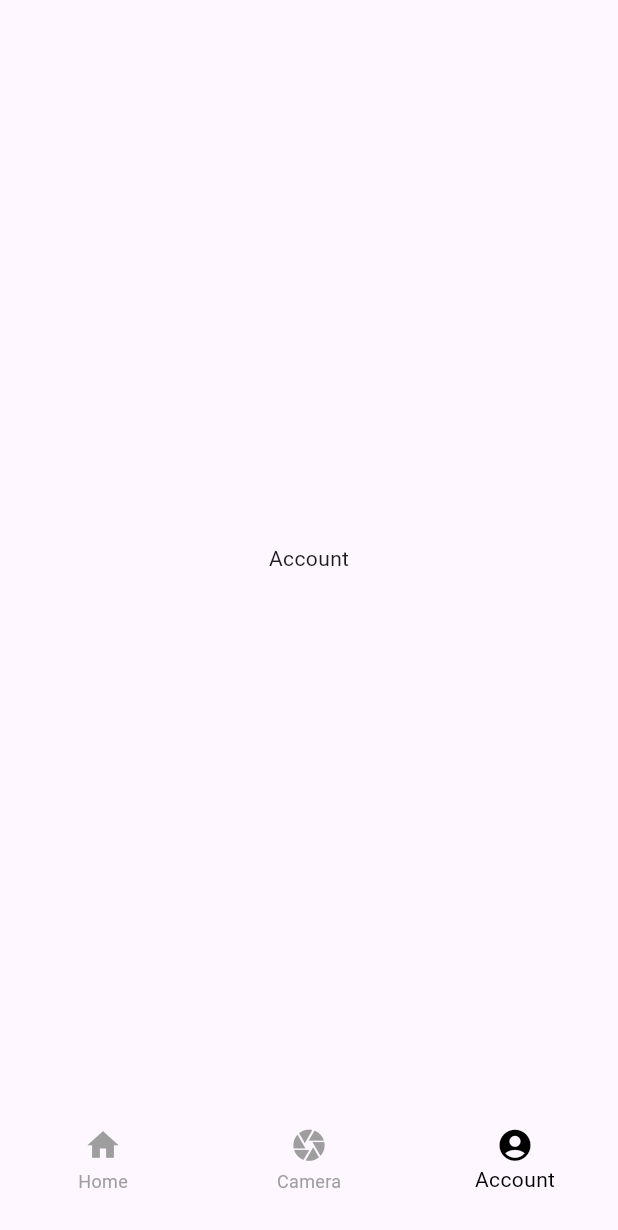
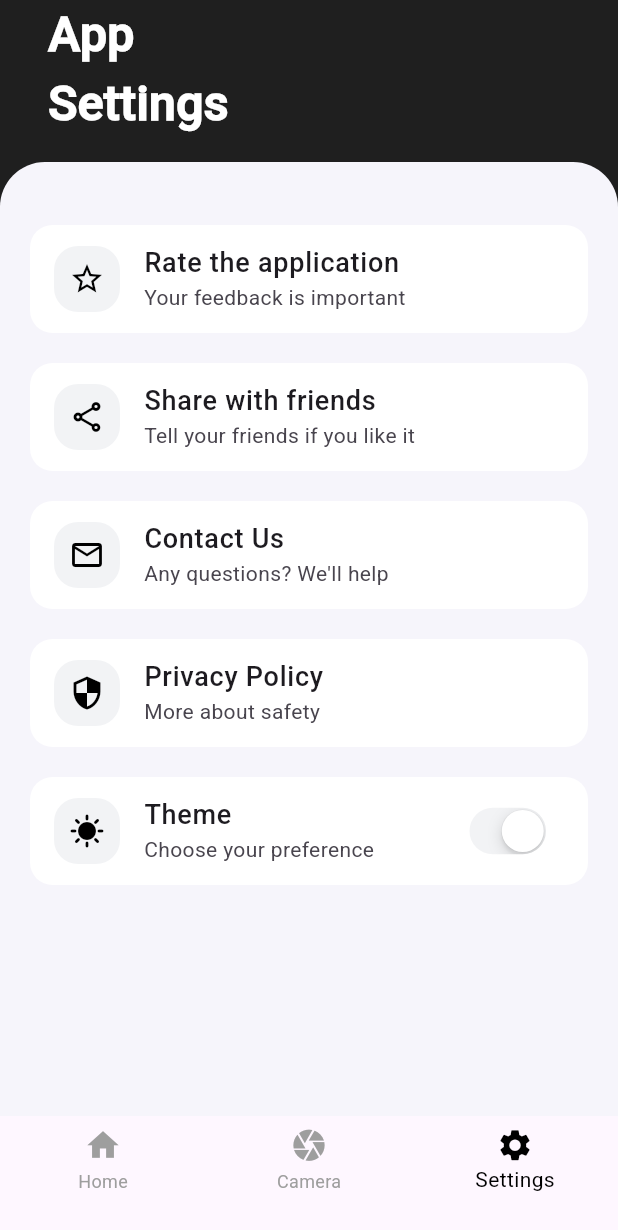
Before and after one commit to faizandarwesh/SnapWalls, a Flutter app: the screen it shows after launch, item 3 of the bottom bar chosen, on a phone screen of 412 x 824 dp. Shown: the top 1230 px of the screen. Run offline on Flutter 3.47's test engine with Material 3 defaults, Android fonts, the phone set to English and light mode, and no system bars; our stand-ins replace cached_network_image, camera, dio, flutter_dotenv, google_mobile_ads, permission_handler; missing offline and left inert: flutter_downloader; network calls fail.

Commit message:
Add settings screen and fonts

```diff
--- a/lib/pages/account_screen.dart
+++ /dev/null
@@ -1,12 +0,0 @@
-import 'package:flutter/material.dart';
-
-class AccountScreen extends StatelessWidget {
-  const AccountScreen({super.key});
-
-  @override
-  Widget build(BuildContext context) {
-    return const Scaffold(
-      body: Center(child: Text("Account"),),
-    );
-  }
-}
--- a/lib/pages/landing_screen.dart
+++ b/lib/pages/landing_screen.dart
@@ -1,5 +1,5 @@
 import 'package:flutter/material.dart';
-import 'package:snap_walls/pages/account_screen.dart';
+import 'package:snap_walls/pages/settings_screen.dart';
 import 'package:snap_walls/pages/home_screen.dart';
 import '../camera/ui/take_photo_screen.dart';
 
@@ -24,7 +24,7 @@ class _LandingScreenState extends State<LandingScreen> {
         isScrolling: isScrolling,
       ),
       const TakePhotoScreen(),
-      const AccountScreen()
+      const SettingsScreen()
     ];
   }
 
@@ -64,8 +64,8 @@ class _LandingScreenState extends State<LandingScreen> {
                   BottomNavigationBarItem(
                       icon: Icon(Icons.camera), label: "Camera"),
                   BottomNavigationBarItem(
-                      icon: Icon(Icons.account_circle_rounded),
-                      label: "Account"),
+                      icon: Icon(Icons.settings),
+                      label: "Settings"),
                 ])
           ],
         ),
--- /dev/null
+++ b/lib/pages/settings_screen.dart
@@ -0,0 +1,114 @@
+import 'package:flutter/cupertino.dart';
+import 'package:flutter/material.dart';
+
+class SettingsScreen extends StatelessWidget {
+  const SettingsScreen({super.key});
+
+  @override
+  Widget build(BuildContext context) {
+    return Scaffold(
+      backgroundColor: const Color(0xff1f1f1f),
+      body: SafeArea(
+        child: Column(
+          crossAxisAlignment: CrossAxisAlignment.start,
+          children: [
+            const Padding(
+              padding: EdgeInsets.symmetric(horizontal: 32),
+              child: Text(
+                'App',
+                textAlign: TextAlign.start,
+                style: TextStyle(
+                  fontSize: 32,
+                  fontWeight: FontWeight.bold,
+                  color: Colors.white,
+                ),
+              ),
+            ),
+            const Padding(
+              padding: EdgeInsets.symmetric(horizontal: 32),
+              child: Text(
+                'Settings',
+                textAlign: TextAlign.start,
+                style: TextStyle(
+                  fontSize: 32,
+                  fontWeight: FontWeight.bold,
+                  color: Colors.white,
+                ),
+              ),
+            ),
+            const SizedBox(
+              height: 16,
+            ),
+            Expanded(
+              child: Container(
+                decoration: const BoxDecoration(
+                  color: Color(0xfff6f5fb),
+                  borderRadius: BorderRadius.only(
+                    topLeft: Radius.circular(30),
+                    topRight: Radius.circular(30),
+                  ),
+                ),
+                child: Padding(
+                  padding: const EdgeInsets.only(top: 32.0),
+                  child: ListView(
+                    children: [
+                      _buildSettingCard(Icons.star_border_outlined,
+                          'Rate the application', 'Your feedback is important'),
+                      _buildSettingCard(
+                          Icons.share_outlined,
+                          'Share with friends',
+                          'Tell your friends if you like it'),
+                      _buildSettingCard(Icons.email_outlined, 'Contact Us',
+                          "Any questions? We'll help"),
+                      _buildSettingCard(Icons.security, 'Privacy Policy',
+                          'More about safety'),
+                      _buildSettingCard(
+                          Icons.sunny, 'Theme', 'Choose your preference', true),
+                    ],
+                  ),
+                ),
+              ),
+            ),
+          ],
+        ),
+      ),
+    );
+  }
+}
+
+Widget _buildSettingCard(IconData icon, String title, String subtitle,
+    [bool isSwitch = false]) {
+  return Card(
+    color: const Color(0xffffffff),
+    elevation: 0,
+    margin: const EdgeInsets.symmetric(vertical: 10, horizontal: 20),
+    shape: RoundedRectangleBorder(
+      borderRadius: BorderRadius.circular(15),
+    ),
+    child: ListTile(
+        leading: Container(
+            padding: const EdgeInsets.all(10.0),
+            decoration: const BoxDecoration(
+                color: Color(0xfff2f3f5),
+                shape: BoxShape.rectangle,
+                borderRadius: BorderRadius.all(Radius.circular(16))),
+            child: Icon(icon, color: Colors.black)),
+        title: Text(
+          title,
+          style: const TextStyle(fontSize: 18, fontWeight: FontWeight.w500),
+        ),
+        subtitle: Text(
+          subtitle,
+          style: const TextStyle(fontSize: 14, fontWeight: FontWeight.w400),
+        ),
+        trailing: isSwitch
+            ? CupertinoSwitch(
+                activeColor: const Color(0xfff2f3f5),
+                value: true, // Here, you can bind it to a theme state
+                onChanged: (value) {
+                  // Handle theme switching logic
+                },
+              )
+            : const SizedBox()),
+  );
+}
```
Also changed, not shown: pubspec.yaml (+9 -0 lines), assets/fonts/Roboto-Light.ttf (added), assets/fonts/Roboto-Medium.ttf (added), assets/fonts/Roboto-Regular.ttf (added).
